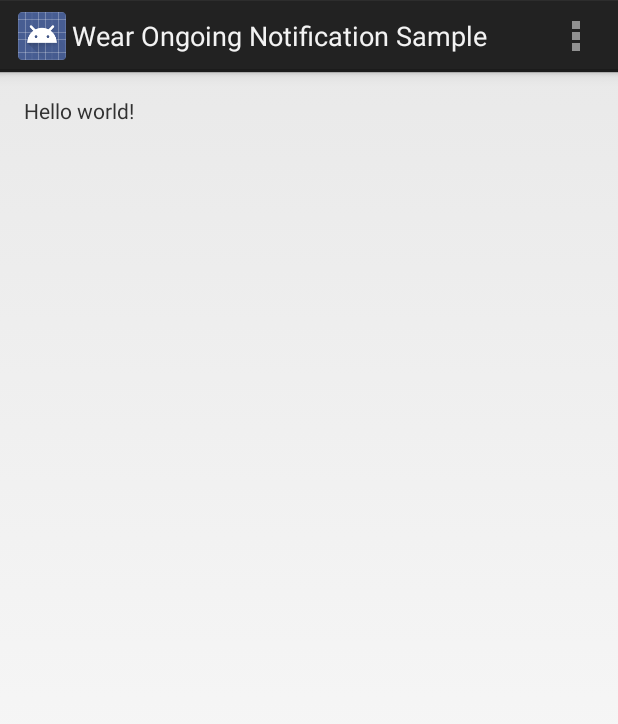
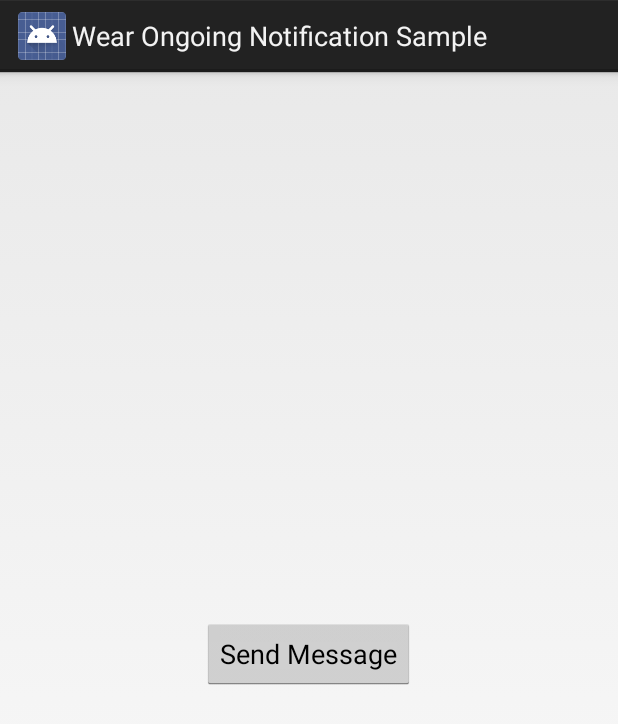
Before and after one commit to doubleencore/WearOngoingNotificationSample, an Android app: the screen it shows after launch (MainActivity), on a phone screen of 412 x 824 dp. Shown: the top 724 px of the screen. Run offline under Robolectric (Android 15) with nearby library versions, the phone set to English and light mode, and no system bars; 2 statements that could not run were skipped.

Commit message:
Send a message to the wearable app from the handheld app

```diff
--- a/mobile/src/main/java/com/doubleencore/sample/wear/ongoingnotification/MainActivity.java
+++ b/mobile/src/main/java/com/doubleencore/sample/wear/ongoingnotification/MainActivity.java
@@ -1,36 +1,107 @@
 package com.doubleencore.sample.wear.ongoingnotification;
 
 import android.app.Activity;
+import android.graphics.Bitmap;
+import android.graphics.BitmapFactory;
 import android.os.Bundle;
-import android.view.Menu;
-import android.view.MenuItem;
+import android.util.Log;
+import android.view.View;
+
+import com.google.android.gms.common.ConnectionResult;
+import com.google.android.gms.common.api.GoogleApiClient;
+import com.google.android.gms.common.api.ResultCallback;
+import com.google.android.gms.wearable.Asset;
+import com.google.android.gms.wearable.DataApi;
+import com.google.android.gms.wearable.PutDataMapRequest;
+import com.google.android.gms.wearable.PutDataRequest;
+import com.google.android.gms.wearable.Wearable;
+
+import java.io.ByteArrayOutputStream;
 
 
-public class MainActivity extends Activity {
+public class MainActivity extends Activity implements GoogleApiClient.ConnectionCallbacks, GoogleApiClient.OnConnectionFailedListener {
+    private static final String TAG = MainActivity.class.getSimpleName();
+
+    // These values must match the values used in OngoingNotificationListenerService
+    private static final String PATH = "/ongoingnotification";
+    private static final String KEY_TITLE = "title";
+    private static final String KEY_IMAGE = "image";
+
+    private GoogleApiClient mGoogleApiClient;
+    private int count = 0;
 
     @Override
     protected void onCreate(Bundle savedInstanceState) {
         super.onCreate(savedInstanceState);
         setContentView(R.layout.activity_main);
-    }
 
+        findViewById(R.id.button).setOnClickListener(new View.OnClickListener() {
+            @Override
+            public void onClick(View v) {
+                sendMessage();
+            }
+        });
 
-    @Override
-    public boolean onCreateOptionsMenu(Menu menu) {
-        // Inflate the menu; this adds items to the action bar if it is present.
-        getMenuInflater().inflate(R.menu.main, menu);
-        return true;
+        mGoogleApiClient = new GoogleApiClient.Builder(this)
+                .addApi(Wearable.API)
+                .addConnectionCallbacks(this)
+                .addOnConnectionFailedListener(this)
+                .build();
+
+        if (!mGoogleApiClient.isConnected()) {
+            mGoogleApiClient.connect();
+        }
     }
 
     @Override
-    public boolean onOptionsItemSelected(MenuItem item) {
-        // Handle action bar item clicks here. The action bar will
-        // automatically handle clicks on the Home/Up button, so long
-        // as you specify a parent activity in AndroidManifest.xml.
-        int id = item.getItemId();
-        if (id == R.id.action_settings) {
-            return true;
+    public void onDestroy() {
+        if (mGoogleApiClient.isConnected()) {
+            mGoogleApiClient.disconnect();
         }
-        return super.onOptionsItemSelected(item);
+
+        super.onDestroy();
+    }
+
+    private void sendMessage() {
+        if (mGoogleApiClient.isConnected()) {
+            PutDataMapRequest putDataMapRequest = PutDataMapRequest.create(PATH);
+
+            // Add data to the request
+            putDataMapRequest.getDataMap().putString(KEY_TITLE, String.format("hello world! %d", count++));
+
+            Bitmap icon = BitmapFactory.decodeResource(getResources(), R.drawable.ic_launcher);
+            Asset asset = createAssetFromBitmap(icon);
+            putDataMapRequest.getDataMap().putAsset(KEY_IMAGE, asset);
+
+            PutDataRequest request = putDataMapRequest.asPutDataRequest();
+
+            Wearable.DataApi.putDataItem(mGoogleApiClient, request)
+                    .setResultCallback(new ResultCallback<DataApi.DataItemResult>() {
+                        @Override
+                        public void onResult(DataApi.DataItemResult dataItemResult) {
+                            Log.d(TAG, "putDataItem status: " + dataItemResult.getStatus().toString());
+                        }
+                    });
+        }
+    }
+
+    @Override
+    public void onConnected(Bundle bundle) {
+    }
+
+    @Override
+    public void onConnectionSuspended(int i) {
+    }
+
+    @Override
+    public void onConnectionFailed(ConnectionResult connectionResult) {
+        Log.e(TAG, "Failed to connect to Google Api Client with error code "
+                + connectionResult.getErrorCode());
+    }
+
+    private static Asset createAssetFromBitmap(Bitmap bitmap) {
+        final ByteArrayOutputStream byteStream = new ByteArrayOutputStream();
+        bitmap.compress(Bitmap.CompressFormat.PNG, 100, byteStream);
+        return Asset.createFromBytes(byteStream.toByteArray());
     }
 }
--- a/mobile/src/main/res/layout/activity_main.xml
+++ b/mobile/src/main/res/layout/activity_main.xml
@@ -1,4 +1,4 @@
-<RelativeLayout xmlns:android="http://schemas.android.com/apk/res/android"
+<LinearLayout xmlns:android="http://schemas.android.com/apk/res/android"
     xmlns:tools="http://schemas.android.com/tools"
     android:layout_width="match_parent"
     android:layout_height="match_parent"
@@ -6,11 +6,14 @@
     android:paddingRight="@dimen/activity_horizontal_margin"
     android:paddingTop="@dimen/activity_vertical_margin"
     android:paddingBottom="@dimen/activity_vertical_margin"
+    android:orientation="vertical"
+    android:gravity="center"
     tools:context=".MainActivity">
 
-    <TextView
-        android:text="@string/hello_world"
+    <Button
+        android:id="@+id/button"
+        android:text="@string/send_message"
         android:layout_width="wrap_content"
-        android:layout_height="wrap_content" />
+        android:layout_height="wrap_content"/>
 
-</RelativeLayout>
+</LinearLayout>
--- a/mobile/src/main/res/menu/main.xml
+++ /dev/null
@@ -1,8 +0,0 @@
-<menu xmlns:android="http://schemas.android.com/apk/res/android"
-    xmlns:tools="http://schemas.android.com/tools"
-    tools:context=".MainActivity" >
-    <item android:id="@+id/action_settings"
-        android:title="@string/action_settings"
-        android:orderInCategory="100"
-        android:showAsAction="never" />
-</menu>
--- a/mobile/src/main/res/values/strings.xml
+++ b/mobile/src/main/res/values/strings.xml
@@ -2,7 +2,6 @@
 <resources>
 
     <string name="app_name">Wear Ongoing Notification Sample</string>
-    <string name="hello_world">Hello world!</string>
-    <string name="action_settings">Settings</string>
+    <string name="send_message">Send Message</string>
 
 </resources>
--- a/wear/src/main/java/com/doubleencore/sample/wear/ongoingnotification/OngoingNotificationListenerService.java
+++ b/wear/src/main/java/com/doubleencore/sample/wear/ongoingnotification/OngoingNotificationListenerService.java
@@ -26,6 +26,7 @@ import java.util.concurrent.TimeUnit;
 public class OngoingNotificationListenerService extends WearableListenerService {
     private static final String TAG = OngoingNotificationListenerService.class.getSimpleName();
 
+    // These values must match the values used in MainActivity
     private static final String PATH = "/ongoingnotification";
     private static final String KEY_TITLE = "title";
     private static final String KEY_IMAGE = "image";
```
